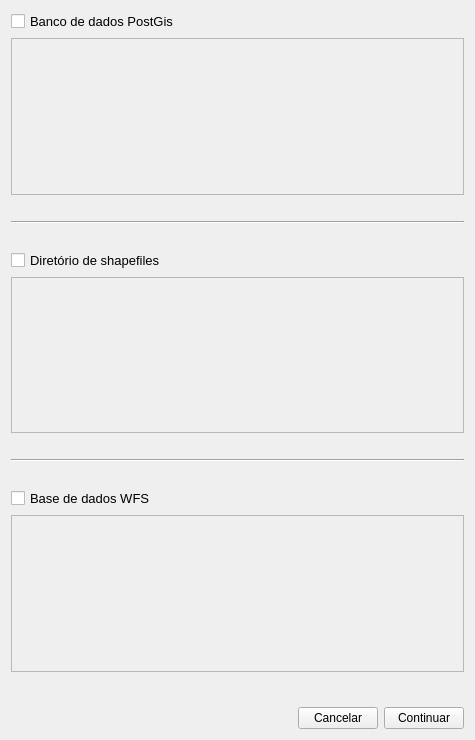
Old version of the form screens/select_databases.ui in the repository spuhub/prisma.
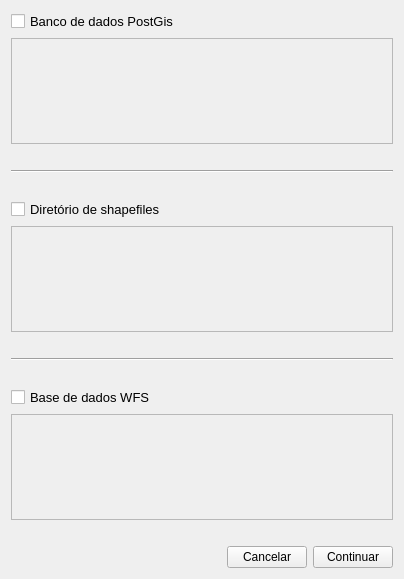
New version of the form.

What changed in the file:
```diff
--- a/screens/select_databases.ui
+++ b/screens/select_databases.ui
@@ -6,8 +6,8 @@
    <rect>
     <x>0</x>
     <y>0</y>
-    <width>475</width>
-    <height>740</height>
+    <width>404</width>
+    <height>579</height>
    </rect>
   </property>
   <property name="windowTitle">
```
